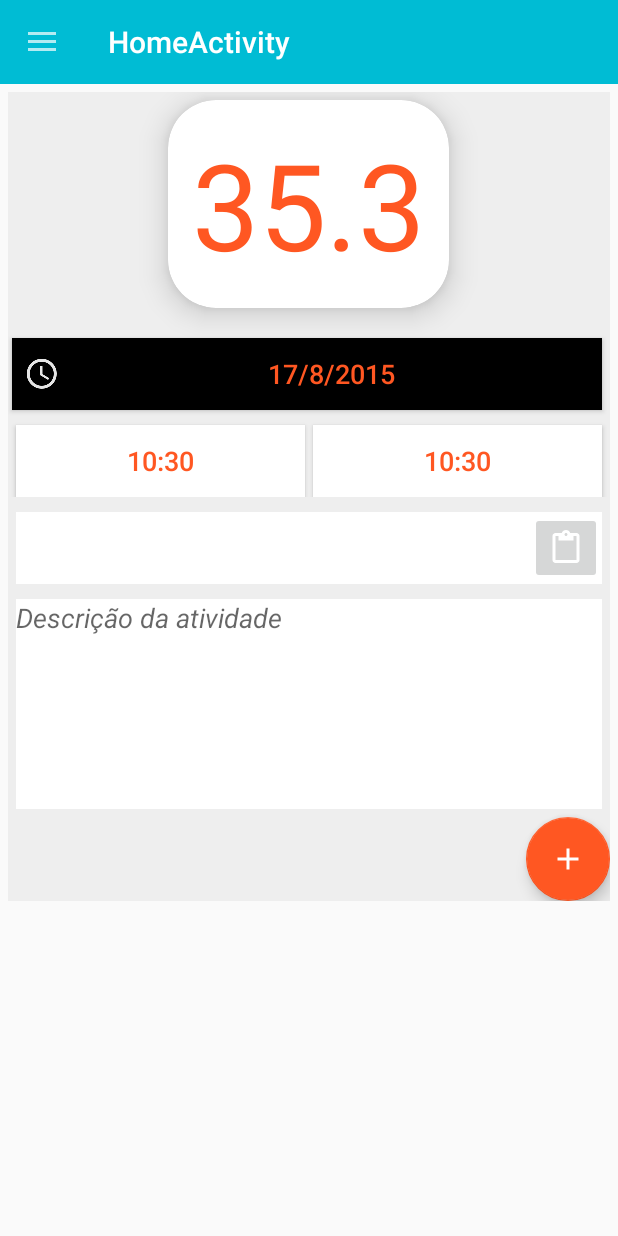
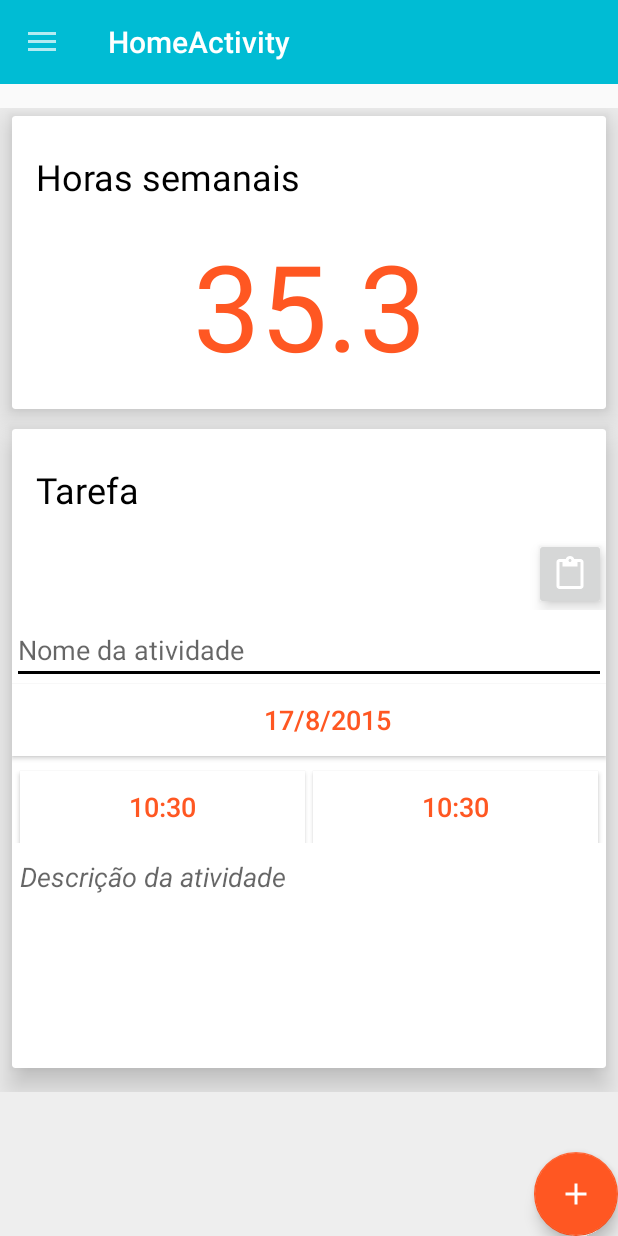
Before and after one commit to mservillat/TimeSheet, an Android app: the HomeActivity screen opened directly, with no data from a screen before it, on a phone screen of 412 x 824 dp. Run offline under Robolectric (Android 15) with nearby library versions, the phone set to English and light mode, and no system bars; our stand-ins replace Volley; libraries missing offline, so code that uses them is left out: com.wdullaer.materialdatetimepicker; network calls fail.

Commit message:
quarta 23:56

```diff
--- a/app/src/main/res/layout/activity_home_container.xml
+++ b/app/src/main/res/layout/activity_home_container.xml
@@ -1,32 +1,51 @@
 <?xml version="1.0" encoding="utf-8"?>
-
-<ScrollView xmlns:android="http://schemas.android.com/apk/res/android"
+<FrameLayout  xmlns:android="http://schemas.android.com/apk/res/android"
     xmlns:app="http://schemas.android.com/apk/res-auto"
     android:layout_width="match_parent"
+    android:layout_height="match_parent"
+    android:layout_marginTop="16dp"
+    android:background="@color/gray">
+
+    <ScrollView
+        android:layout_width="match_parent"
         android:layout_height="wrap_content"
-android:orientation="vertical"
-android:padding="5dp">
+        android:orientation="vertical">
 
         <LinearLayout
             android:layout_width="match_parent"
             android:layout_height="match_parent"
-    android:orientation="vertical"
-    android:background="@color/gray">
-
+            android:orientation="vertical">
 
 
             <!-- Conteudo da tela-->
             <!-- A CardView that contains a TextView -->
             <android.support.v7.widget.CardView
                 xmlns:card_view="http://schemas.android.com/apk/res-auto"
-        android:id="@+id/card_view"
+                android:id="@+id/activity_home_card_view_horas_semanais"
                 android:layout_gravity="center"
-        android:layout_width="wrap_content"
+                android:layout_width="match_parent"
                 android:layout_height="wrap_content"
-        card_view:cardCornerRadius="32dp"
+                android:layout_marginRight="8dp"
+                android:layout_marginLeft="8dp"
+                android:layout_marginBottom="8dp"
                 card_view:cardElevation="12dp"
                 card_view:cardBackgroundColor="@color/white"
                 android:layout_marginTop="5dp">
+                <LinearLayout
+                    android:layout_width="match_parent"
+                    android:layout_height="match_parent"
+                    android:orientation="vertical">
+
+                    <TextView
+                        android:layout_width="match_parent"
+                        android:layout_height="wrap_content"
+                        android:text="Horas semanais"
+                        android:textColor="@color/black"
+                        android:textSize="24sp"
+                        android:paddingLeft="16dp"
+                        android:paddingRight="16dp"
+                        android:paddingTop="24dp"
+                        android:paddingBottom="16dp"></TextView>
 
                     <TextView
                         android:layout_width="match_parent"
@@ -38,23 +57,75 @@ android:padding="5dp">
                         android:gravity="center"
                         android:textColor="@color/laranja_mowa"
                         android:textSize="80sp"
-            android:layout_margin="16dp"/>
+                        android:paddingBottom="16dp"/>
+
+
+                </LinearLayout>
 
 
             </android.support.v7.widget.CardView>
 
+            <android.support.v7.widget.CardView
+                xmlns:card_view="http://schemas.android.com/apk/res-auto"
+                android:id="@+id/activity_home_card_view_formulario"
+                android:layout_gravity="center"
+                android:layout_width="match_parent"
+                android:layout_height="wrap_content"
+                android:layout_marginRight="8dp"
+                android:layout_marginLeft="8dp"
+                android:layout_marginBottom="16dp"
+                card_view:cardElevation="12dp"
+                card_view:cardBackgroundColor="@color/white"
+                android:layout_marginTop="5dp">
+
+                <LinearLayout
+                    android:layout_width="match_parent"
+                    android:layout_height="match_parent"
+                    android:orientation="vertical">
+
+                    <TextView
+                        android:layout_width="match_parent"
+                        android:layout_height="wrap_content"
+                        android:paddingLeft="16dp"
+                        android:paddingRight="16dp"
+                        android:paddingBottom="16dp"
+                        android:paddingTop="24dp"
+                        android:textSize="24sp"
+                        android:text="Tarefa"
+                        android:textColor="@color/black"/>
+
+                    <FrameLayout
+                        android:layout_width="match_parent"
+                        android:layout_height="match_parent">
+
+                        <Spinner android:id="@+id/activity_home_spinner_projeto"
+                            android:layout_width="match_parent"
+                            android:layout_height="48dp"
+                            android:layout_marginLeft="100dp"
+                            android:background="@color/white">
+                        </Spinner>
+                        <ImageButton android:id="@+id/activity_home_button_spinner"
+                            android:layout_width="48dp"
+                            android:layout_height="48dp"
+                            android:elevation="6dp"
+                            android:layout_gravity="right|center_vertical"
+                            android:src="@drawable/abc_ic_menu_paste_mtrl_am_alpha"/>
+                    </FrameLayout>
+
+                    <EditText
+                        android:layout_width="match_parent"
+                        android:layout_height="wrap_content"
+                        android:layout_marginTop="4dp"
+                        android:hint="Nome da atividade"/>
+
                     <Button android:id="@+id/activity_home_button_data_inicio"
                         android:layout_width="match_parent"
                         android:layout_height="wrap_content"
-        android:layout_marginLeft="2.5dp"
-        android:layout_marginRight="5dp"
-        android:paddingLeft="8dp"
-        android:layout_marginTop="20dp"
-        android:background="@color/black"
+                        android:background="@color/white"
                         android:textColor="@color/laranja_mowa"
                         android:textSize="18sp"
+                        android:text="data aqui"
                         android:drawableLeft="@drawable/ic_time"/>
-
 
                     <LinearLayout
                         android:layout_width="match_parent"
@@ -85,27 +156,6 @@ android:padding="5dp">
                             android:textSize="18sp"/>
 
                     </LinearLayout>
-    <FrameLayout
-        android:layout_width="match_parent"
-        android:layout_height="match_parent">
-
-        <Spinner android:id="@+id/activity_home_spinner_projeto"
-            android:layout_width="match_parent"
-            android:layout_height="48dp"
-            android:layout_marginTop="10dp"
-            android:layout_marginLeft="5dp"
-            android:layout_marginRight="5dp"
-            android:background="@color/white">
-        </Spinner>
-        <ImageButton android:id="@+id/activity_home_button_spinner"
-            android:layout_width="48dp"
-            android:layout_height="48dp"
-            android:layout_marginTop="5dp"
-            android:layout_marginRight="5dp"
-            android:layout_gravity="right|center_vertical"
-            android:src="@drawable/abc_ic_menu_paste_mtrl_am_alpha"/>
-
-    </FrameLayout>
 
                     <EditText android:id="@+id/activity_home_text_view_descricao_atividade"
                         android:layout_width="match_parent"
@@ -119,16 +169,19 @@ android:padding="5dp">
                         android:textStyle="italic"
                         android:inputType="textMultiLine" />
 
+                </LinearLayout>
+            </android.support.v7.widget.CardView>
+
+        </LinearLayout>
+    </ScrollView>
+
     <android.support.design.widget.FloatingActionButton
         android:id="@+id/activity_home_floating_button_enviar"
         android:layout_width="wrap_content"
         android:layout_height="wrap_content"
         android:src="@drawable/ic_add_white"
         android:layout_gravity="bottom|end"
-        android:layout_marginTop="5dp"
         app:elevation="6dp"
         app:pressedTranslationZ="12dp"
         app:backgroundTint="@color/laranja_mowa"/>
-
-</LinearLayout>
-</ScrollView>
+</FrameLayout>
```
Also changed, not shown: 2 other files. Lines whose indentation alone changed are shown as unchanged.
